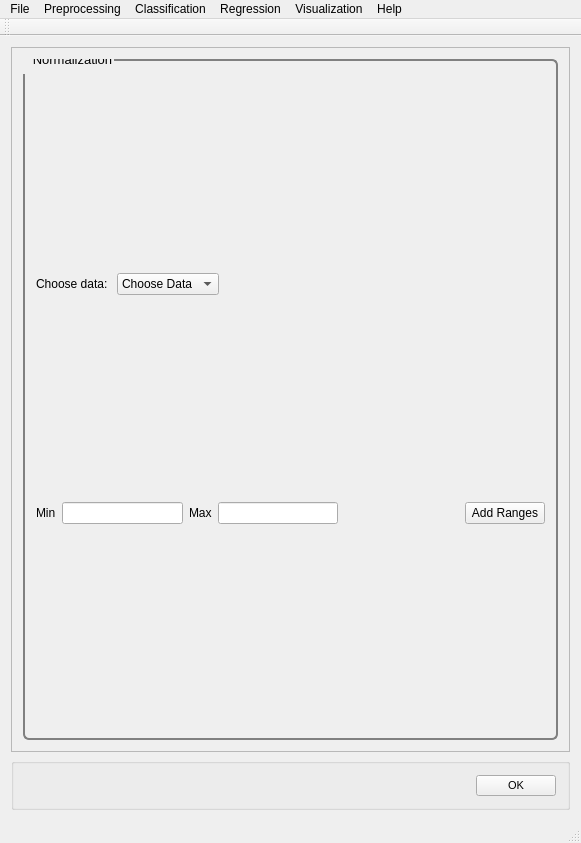
Before: the Qt Designer form src/PYSAT_Gui_UI_Forms/UI Files/01_mainwindow_normalization.ui in tisaconundrum2/PySAT-GUI, drawn with Qt 5.
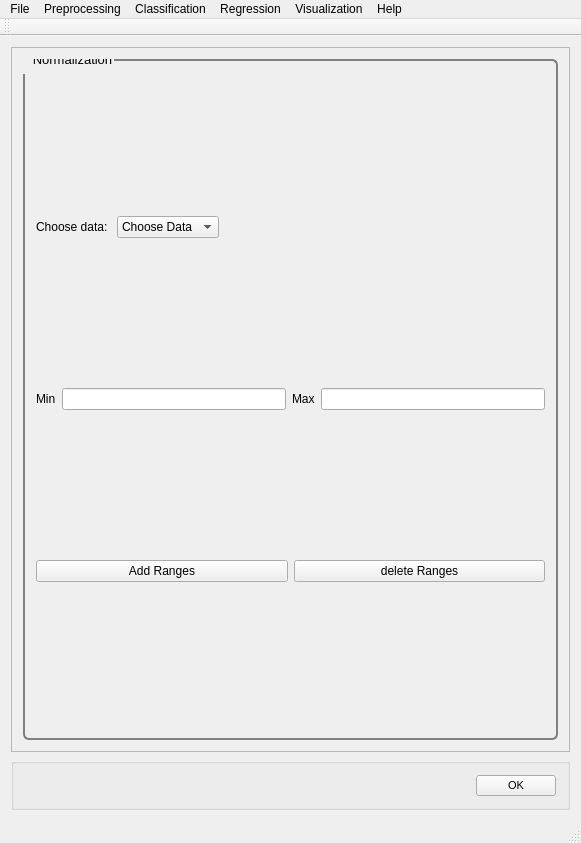
After: the same form once the commit is applied.

Commit message: Normalization has been formatted to have buttons at bottom, and grows linearly with each press Also added the delete button. (This needs to get connected) 	modified:   src/PYSAT_Gui_UI_Forms/UI Files/01_mainwindow_normalization.ui 	modified:   src/PYSAT_Gui_UI_Forms/UI Files/01_mainwindow_normalization_no_min_max.ui 	modified:   src/Python PYSAT_GUI/PYSAT_UI_MODULES/normalization_.py

Patch:
```diff
--- a/src/PYSAT_Gui_UI_Forms/UI Files/01_mainwindow_normalization.ui
+++ b/src/PYSAT_Gui_UI_Forms/UI Files/01_mainwindow_normalization.ui
@@ -105,40 +105,35 @@
             </layout>
            </item>
            <item>
-            <layout class="QHBoxLayout" name="min_max_horizontalLayout">
+            <layout class="QVBoxLayout" name="all_ranges_layout">
              <item>
-              <widget class="QLabel" name="min_label">
+              <layout class="QHBoxLayout" name="ranges_layout">
+               <item>
+                <widget class="QLabel" name="min_label_2">
                <property name="text">
                 <string>Min</string>
                </property>
               </widget>
              </item>
              <item>
-              <widget class="QLineEdit" name="min_lineEdit"/>
+                <widget class="QLineEdit" name="min_lineEdit_2"/>
              </item>
              <item>
-              <widget class="QLabel" name="max_label">
+                <widget class="QLabel" name="max_label_2">
                <property name="text">
                 <string>Max</string>
                </property>
               </widget>
              </item>
              <item>
-              <widget class="QLineEdit" name="max_lineEdit"/>
+                <widget class="QLineEdit" name="max_lineEdit_2"/>
+               </item>
+              </layout>
+             </item>
+            </layout>
              </item>
              <item>
-              <spacer name="min_max_horizontalSpacer">
-               <property name="orientation">
-                <enum>Qt::Horizontal</enum>
-               </property>
-               <property name="sizeHint" stdset="0">
-                <size>
-                 <width>40</width>
-                 <height>20</height>
-                </size>
-               </property>
-              </spacer>
-             </item>
+            <layout class="QHBoxLayout" name="min_max_horizontalLayout">
              <item>
               <widget class="QPushButton" name="add_ranges_button">
                <property name="text">
@@ -146,6 +141,13 @@
                </property>
               </widget>
              </item>
+             <item>
+              <widget class="QPushButton" name="add_ranges_button_2">
+               <property name="text">
+                <string>delete Ranges</string>
+               </property>
+              </widget>
+             </item>
             </layout>
            </item>
           </layout>
```
Left out of the diff: 2 changed lines with no effect on the pictures. Lines whose indentation alone changed are shown as unchanged. The commit also changes 2 other files.
